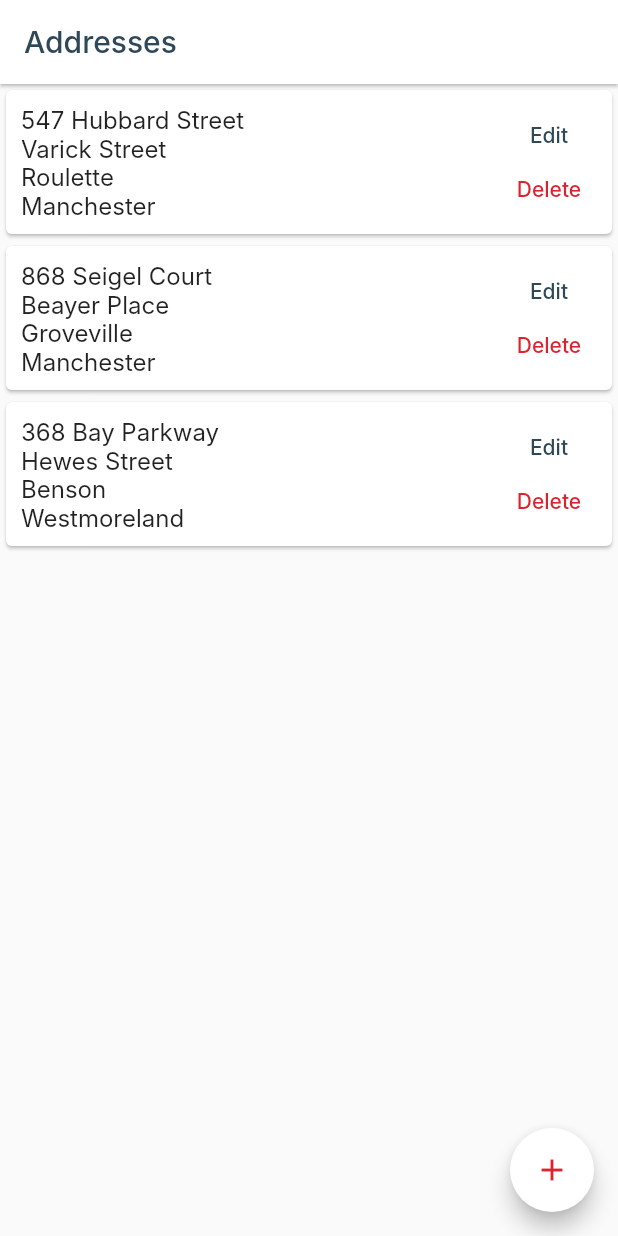
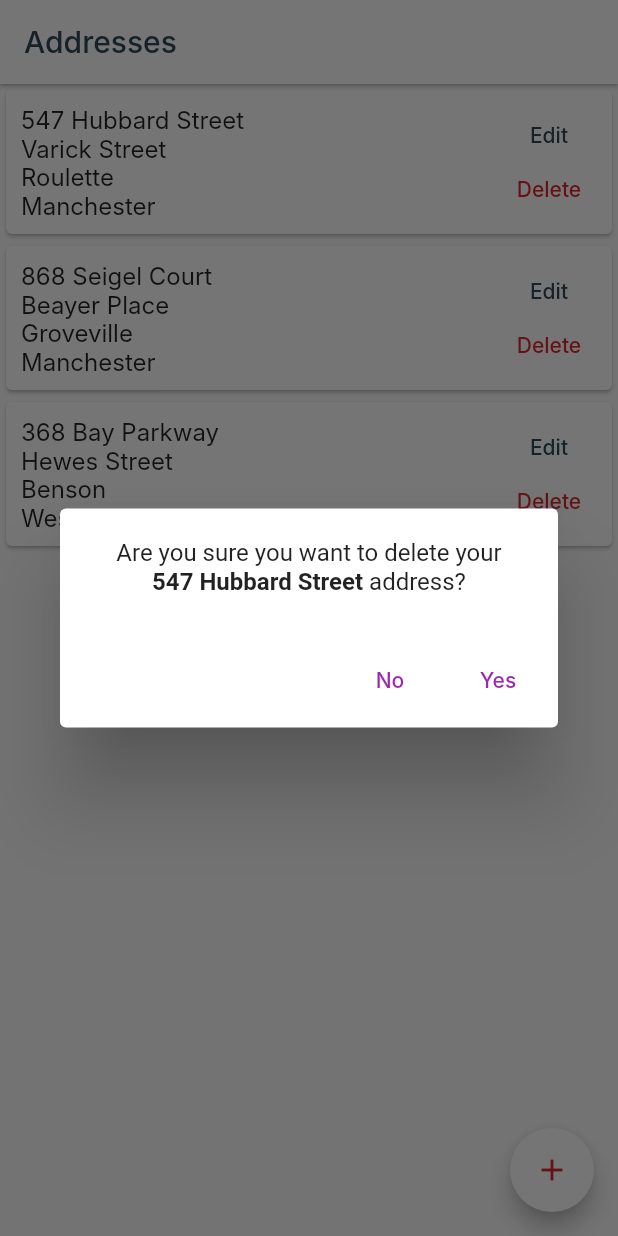
Before and after one commit to VaineStudios/address_book_flutter, a Flutter app: the screen it shows after launch, after a tap on "Delete", on a phone screen of 412 x 824 dp. Run offline on Flutter 3.47's test engine with Material 2 defaults, Android fonts, the phone set to English and light mode, and no system bars; missing offline and left inert: dart:ffi; Roboto replaces fonts that are missing (Inter).

Commit message:
added descriptive popup modal for deleting address from address list

```diff
--- a/lib/src/features/addresses/screens/address_list.dart
+++ b/lib/src/features/addresses/screens/address_list.dart
@@ -1,4 +1,5 @@
 import 'package:address_book/src/features/addresses/models/address_model.dart';
+import 'package:address_book/src/features/addresses/screens/screens.dart';
 import 'package:address_book/src/utilities/palette.dart';
 import 'package:flutter/material.dart';
 
@@ -72,7 +73,30 @@ class _AddressListingState extends State<AddressListing> {
 
                         ),
 
-                        onPressed: (){},
+                        onPressed: (){
+                          showDialog(
+                              context: context,
+                              builder: (_){
+                            return AlertDialog(
+                              content: RichText(
+                                textAlign: TextAlign.center,
+                                  text: TextSpan(
+
+                                    style: const TextStyle(fontSize: 16, fontWeight: FontWeight.normal, color: Colors.black87),
+
+                                      children: [
+                                        const TextSpan(text: "Are you sure you want to delete your "),
+                                        TextSpan(style: const TextStyle(fontWeight: FontWeight.bold), text: address.address_1),
+                                        const TextSpan(text:" address?")
+                                      ],),
+                                ),
+                                actions: [
+                                TextButton(onPressed: (){Navigator.pop(context);}, child:const Text("No")),
+                                TextButton(onPressed: (){}, child:const Text("Yes")),
+                              ],
+                            );
+                          });
+                        },
                         child: Text("Delete", style: TextStyle(color: Palette.gradient2),)
                     ),
 
```
